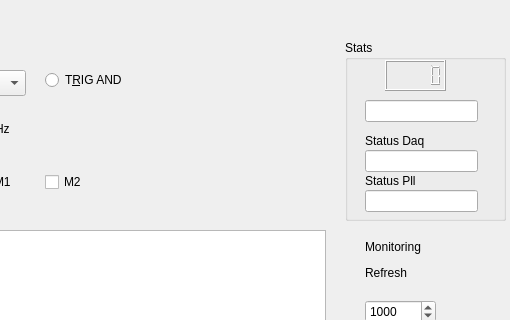
DPGA/Dcs, file qt/dial_1asm.ui: the form before one commit; both pictures show x 205 to 715 and y 0 to 320 of the 715 by 480 pixel window.
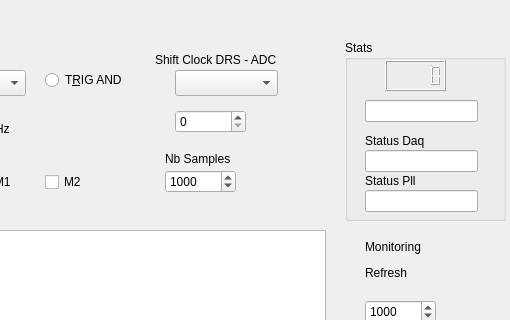
The form after the commit.

```diff
--- a/qt/dial_1asm.ui
+++ b/qt/dial_1asm.ui
@@ -452,6 +452,80 @@
     <string>HV </string>
    </property>
   </widget>
+  <widget class="QSpinBox" name="NbSamples">
+   <property name="geometry">
+    <rect>
+     <x>370</x>
+     <y>170</y>
+     <width>71</width>
+     <height>23</height>
+    </rect>
+   </property>
+   <property name="minimum">
+    <number>20</number>
+   </property>
+   <property name="maximum">
+    <number>1024</number>
+   </property>
+   <property name="value">
+    <number>1000</number>
+   </property>
+  </widget>
+  <widget class="QLabel" name="labelRunNb_2">
+   <property name="geometry">
+    <rect>
+     <x>370</x>
+     <y>150</y>
+     <width>101</width>
+     <height>18</height>
+    </rect>
+   </property>
+   <property name="text">
+    <string>Nb Samples</string>
+   </property>
+  </widget>
+  <widget class="QComboBox" name="PhaseDrsAdc">
+   <property name="geometry">
+    <rect>
+     <x>380</x>
+     <y>70</y>
+     <width>103</width>
+     <height>26</height>
+    </rect>
+   </property>
+  </widget>
+  <widget class="QLabel" name="label_4">
+   <property name="geometry">
+    <rect>
+     <x>360</x>
+     <y>50</y>
+     <width>171</width>
+     <height>20</height>
+    </rect>
+   </property>
+   <property name="text">
+    <string>Shift Clock DRS - ADC</string>
+   </property>
+  </widget>
+  <widget class="QSpinBox" name="cfgRegDrs">
+   <property name="geometry">
+    <rect>
+     <x>380</x>
+     <y>110</y>
+     <width>71</width>
+     <height>23</height>
+    </rect>
+   </property>
+   <property name="minimum">
+    <number>0</number>
+   </property>
+   <property name="maximum">
+    <number>1024</number>
+   </property>
+   <property name="value">
+    <number>0</number>
+   </property>
+  </widget>
  </widget>
  <resources/>
  <connections/>
```
